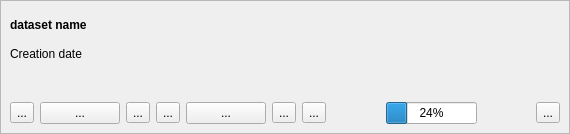
Before: the Qt Designer form LDMP/gui/WidgetDatasetItem.ui in ConservationInternational/trends.earth, drawn with Qt 5.
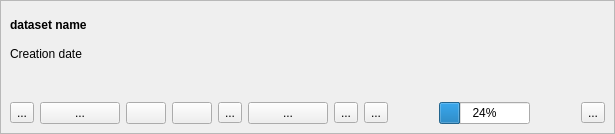
After: the same form once the commit is applied.

Commit message: Merges reports with metadata and special areas code

Patch:
```diff
--- a/LDMP/gui/WidgetDatasetItem.ui
+++ b/LDMP/gui/WidgetDatasetItem.ui
@@ -6,7 +6,7 @@
    <rect>
     <x>0</x>
     <y>0</y>
-    <width>570</width>
+    <width>615</width>
     <height>134</height>
    </rect>
   </property>
@@ -121,9 +121,22 @@
          </widget>
         </item>
         <item>
-         <widget class="QToolButton" name="load_tb">
+         <widget class="QPushButton" name="load_tb">
+          <property name="toolTip">
+           <string>Load vector</string>
+          </property>
           <property name="text">
-           <string>...</string>
+           <string/>
+          </property>
+         </widget>
+        </item>
+        <item>
+         <widget class="QPushButton" name="report_pb">
+          <property name="toolTip">
+           <string>Reports</string>
+          </property>
+          <property name="text">
+           <string/>
           </property>
          </widget>
         </item>
```
The commit also changes 45 other files.
